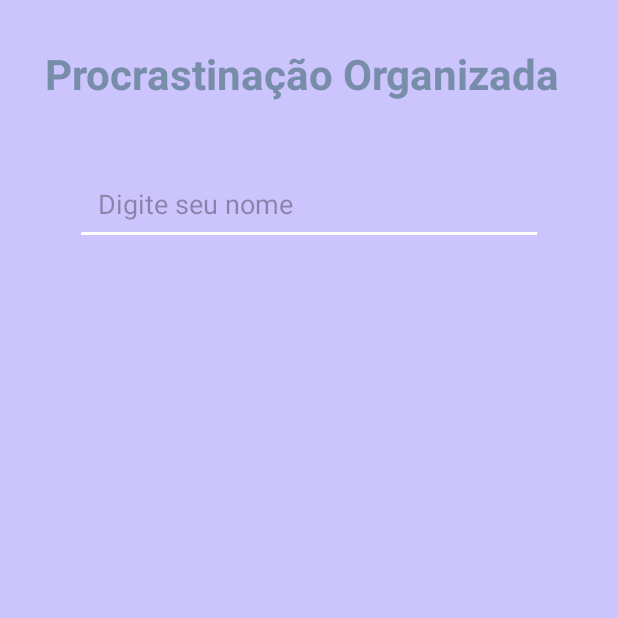
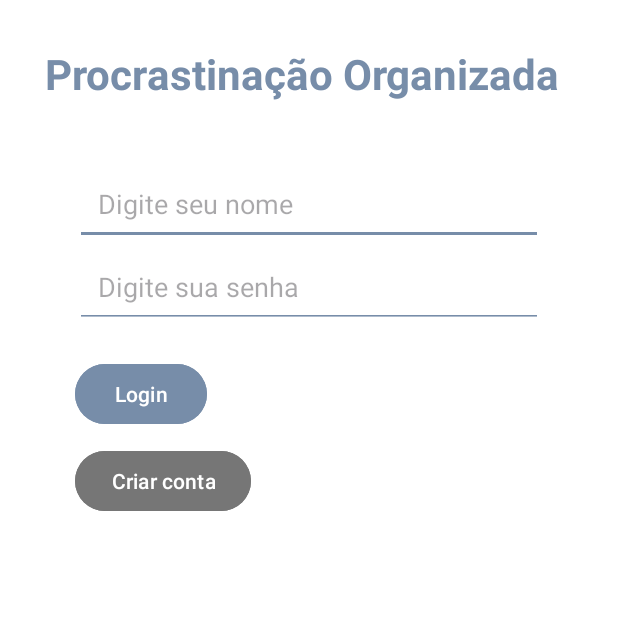
Before and after one commit to Ruann31/gerenciador_rotina, an Android app: the screen it shows after launch (MainActivity), on a phone screen of 412 x 824 dp, the top half of it. Run offline under Robolectric (Android 15) with nearby library versions, the phone set to English and light mode, and no system bars.

```diff
--- a/app/src/main/AndroidManifest.xml
+++ b/app/src/main/AndroidManifest.xml
@@ -12,6 +12,9 @@
         android:supportsRtl="true"
         android:theme="@style/Theme.GerenciadorDeRotina"
         tools:targetApi="31">
+
+        <activity android:name=".CadastroActivity" />
+        <activity android:name=".TasksMananger" />
         <activity
             android:name=".MainActivity"
             android:exported="true">
--- a/app/src/main/res/layout/activity_main.xml
+++ b/app/src/main/res/layout/activity_main.xml
@@ -5,7 +5,7 @@
     android:id="@+id/main"
     android:layout_width="match_parent"
     android:layout_height="match_parent"
-    android:background="@color/bgBtf"
+    android:background="@color/white"
     android:orientation="vertical"
     android:padding="20dp"
     tools:context=".MainActivity">
@@ -22,8 +22,7 @@
     <LinearLayout
         android:layout_width="match_parent"
         android:layout_height="match_parent"
-        android:orientation="horizontal"
-        tools:orientation="vertical"
+        android:orientation="vertical"
         android:padding="30dp">
 
         <EditText
@@ -34,8 +33,8 @@
             android:padding="15dp"
             android:inputType="text"
             android:hint="Digite seu nome"
-            android:textColor="@color/lightBule"
-            android:backgroundTint="@color/white"/>
+            android:textColor="@color/black"
+            android:backgroundTint="@color/lightBule"/>
 
         <EditText
             android:id="@+id/senhaLogin"
@@ -45,8 +44,8 @@
             android:ems="10"
             android:padding="15dp"
             android:hint="Digite sua senha"
-            android:textColor="@color/lightBule"
-            android:backgroundTint="@color/white"/>
+            android:textColor="@color/black"
+            android:backgroundTint="@color/lightBule"/>
 
         <Button
             android:id="@+id/login"
@@ -54,7 +53,8 @@
             android:layout_height="wrap_content"
             android:layout_marginTop="20dp"
             android:backgroundTint="@color/lightBule"
-                android:text="Login" />
+            android:text="Login"
+            android:textColor="@color/white"/>
 
         <Button
             android:id="@+id/criarConta"
@@ -62,7 +62,8 @@
             android:layout_height="wrap_content"
             android:layout_marginTop="10dp"
             android:backgroundTint="@color/gray"
-                android:text="Criar conta" />
+            android:text="Criar conta"
+            android:textColor="@color/white"/>
 
     </LinearLayout>
 
```
Also changed, not shown: app/src/main/java/com/example/gerenciadorderotina/BancoHelper.kt (+14 -0 lines), app/src/main/java/com/example/gerenciadorderotina/TasksMananger.kt (+33 -2 lines), app/src/main/res/layout/activity_cadastro.xml (+6 -5 lines), app/src/main/res/layout/activity_manger_task.xml (+3 -4 lines), app/src/main/java/com/example/gerenciadorderotina/CadastroActivity.kt (indentation only). Lines whose indentation alone changed are shown as unchanged.
